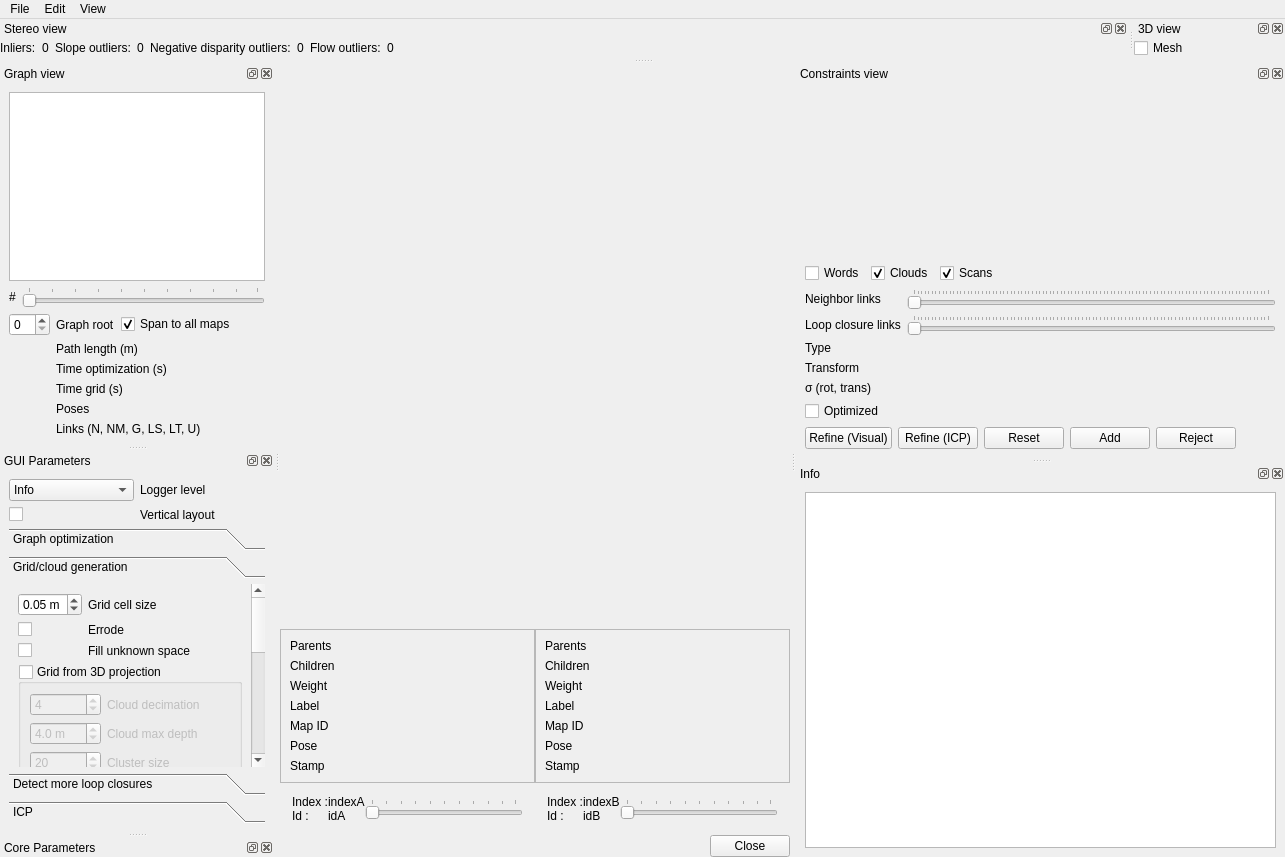
This is guilib/src/ui/DatabaseViewer.ui in introlab/rtabmap as Qt 5 draws it before an edit. The edited form follows.
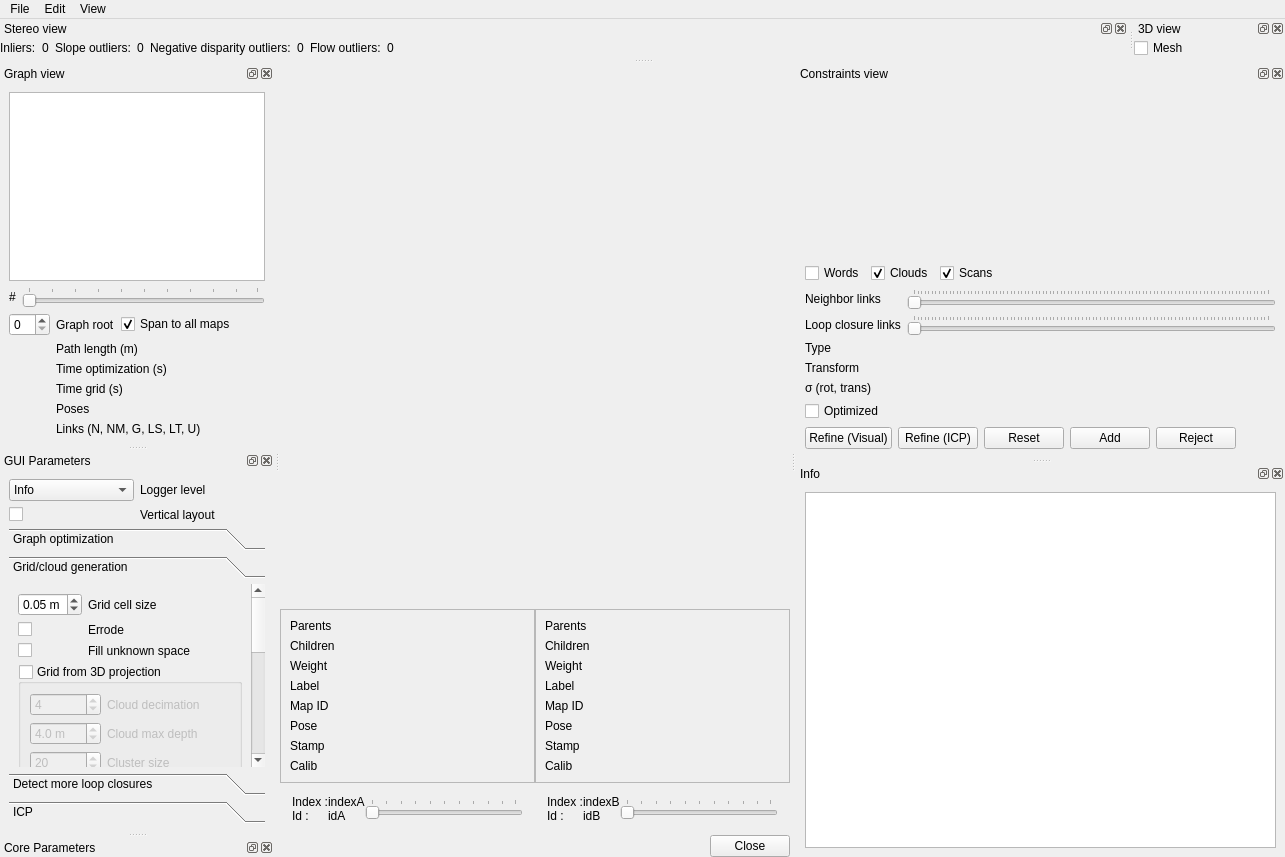
This is the edited form. Custom widgets are drawn as their Qt base class.

Commit message: DbViewer: Added calibration info

Patch:
```diff
--- a/guilib/src/ui/DatabaseViewer.ui
+++ b/guilib/src/ui/DatabaseViewer.ui
@@ -51,33 +51,12 @@
          <property name="geometry">
           <rect>
            <x>0</x>
-           <y>0</y>
-           <width>205</width>
-           <height>184</height>
+           <y>-24</y>
+           <width>190</width>
+           <height>208</height>
           </rect>
          </property>
-         <layout class="QGridLayout" name="gridLayout" rowstretch="0,0,0,0,0,0,0" columnstretch="1,1">
-          <item row="0" column="0">
-           <widget class="QLabel" name="label_parentsA_2">
-            <property name="text">
-             <string>Parents</string>
-            </property>
-           </widget>
-          </item>
-          <item row="0" column="1">
-           <widget class="QLabel" name="label_parentsA">
-            <property name="text">
-             <string/>
-            </property>
-           </widget>
-          </item>
-          <item row="1" column="0">
-           <widget class="QLabel" name="label_childrenA_2">
-            <property name="text">
-             <string>Children</string>
-            </property>
-           </widget>
-          </item>
+         <layout class="QGridLayout" name="gridLayout" rowstretch="0,0,0,0,0,0,0,0" columnstretch="1,1">
           <item row="1" column="1">
            <widget class="QLabel" name="label_childrenA">
             <property name="text">
@@ -148,6 +127,27 @@
             </property>
            </widget>
           </item>
+          <item row="0" column="0">
+           <widget class="QLabel" name="label_parentsA_2">
+            <property name="text">
+             <string>Parents</string>
+            </property>
+           </widget>
+          </item>
+          <item row="0" column="1">
+           <widget class="QLabel" name="label_parentsA">
+            <property name="text">
+             <string/>
+            </property>
+           </widget>
+          </item>
+          <item row="1" column="0">
+           <widget class="QLabel" name="label_childrenA_2">
+            <property name="text">
+             <string>Children</string>
+            </property>
+           </widget>
+          </item>
           <item row="5" column="1">
            <widget class="QLabel" name="label_poseA">
             <property name="text">
@@ -155,6 +155,20 @@
             </property>
            </widget>
           </item>
+          <item row="7" column="0">
+           <widget class="QLabel" name="label_childrenA_14">
+            <property name="text">
+             <string>Calib</string>
+            </property>
+           </widget>
+          </item>
+          <item row="7" column="1">
+           <widget class="QLabel" name="label_calibA">
+            <property name="text">
+             <string/>
+            </property>
+           </widget>
+          </item>
          </layout>
         </widget>
        </widget>
@@ -171,9 +185,9 @@
          <property name="geometry">
           <rect>
            <x>0</x>
-           <y>0</y>
-           <width>203</width>
-           <height>184</height>
+           <y>-24</y>
+           <width>188</width>
+           <height>208</height>
           </rect>
          </property>
          <layout class="QGridLayout" name="gridLayout_2" columnstretch="0,1">
@@ -275,6 +289,20 @@
             </property>
            </widget>
           </item>
+          <item row="7" column="0">
+           <widget class="QLabel" name="label_childrenA_15">
+            <property name="text">
+             <string>Calib</string>
+            </property>
+           </widget>
+          </item>
+          <item row="7" column="1">
+           <widget class="QLabel" name="label_calibB">
+            <property name="text">
+             <string/>
+            </property>
+           </widget>
+          </item>
          </layout>
         </widget>
        </widget>
```
The commit also changes 2 other files.
